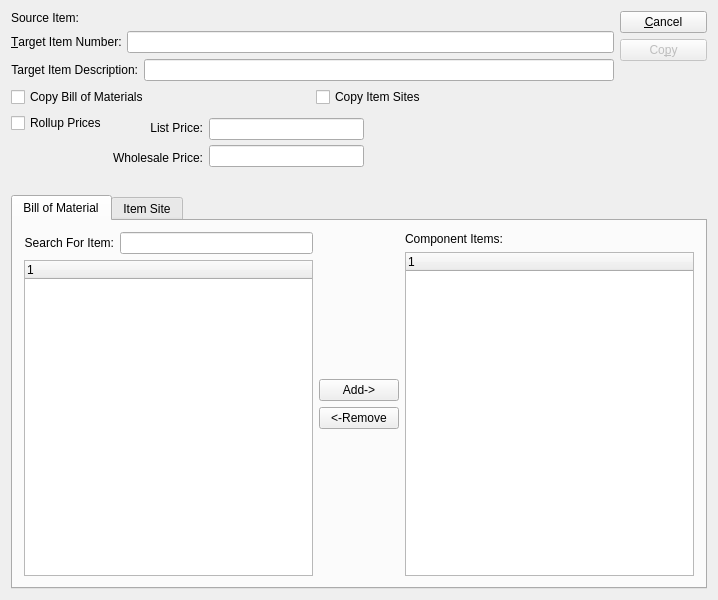
Pegasus-RPG/xtuple-client, file guiclient/copyItem.ui: the form before one commit.
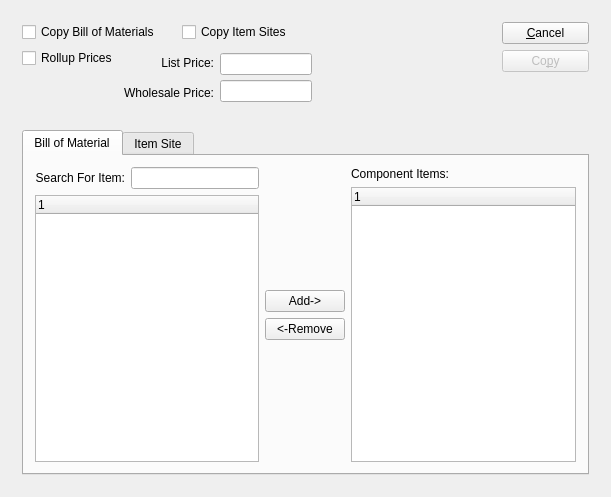
The form after the commit. The open tabs and pages were chosen to show the change. Custom widgets are drawn as their Qt base class.

Commit message: issue25125: Separated the copy item action into two steps:  item number selection and everything else.  An item is not created until a valid item number is selected.  Creation of the item is done outside of a transaction so that multiple users cannot pick the same item number.

```diff
--- a/guiclient/copyItem.ui
+++ b/guiclient/copyItem.ui
@@ -13,23 +13,30 @@
    <rect>
     <x>0</x>
     <y>0</y>
-    <width>718</width>
-    <height>600</height>
+    <width>611</width>
+    <height>497</height>
    </rect>
   </property>
   <property name="windowTitle">
    <string>Copy Item</string>
   </property>
-  <layout class="QVBoxLayout" name="verticalLayout_6">
-   <item>
-    <layout class="QHBoxLayout" name="horizontalLayout">
-     <item>
+  <layout class="QGridLayout" name="gridLayout_3">
+   <item row="0" column="0">
+    <widget class="QStackedWidget" name="_pages">
+     <property name="currentIndex">
+      <number>0</number>
+     </property>
+     <widget class="QWidget" name="page">
+      <layout class="QGridLayout" name="gridLayout">
+       <item row="0" column="2" rowspan="3">
       <layout class="QVBoxLayout" name="verticalLayout_2">
        <item>
-        <layout class="QVBoxLayout">
-         <property name="spacing">
-          <number>0</number>
-         </property>
+          <widget class="QPushButton" name="_cancel">
+           <property name="text">
+            <string>&amp;Cancel</string>
+           </property>
+          </widget>
+         </item>
          <item>
           <widget class="QLabel" name="lblSourceItemLit">
            <property name="text">
@@ -38,17 +45,21 @@
           </widget>
          </item>
          <item>
-          <widget class="ItemCluster" name="_source">
-           <property name="focusPolicy">
-            <enum>Qt::StrongFocus</enum>
+          <spacer name="verticalSpacer_3">
+           <property name="orientation">
+            <enum>Qt::Vertical</enum>
            </property>
-          </widget>
+           <property name="sizeHint" stdset="0">
+            <size>
+             <width>20</width>
+             <height>40</height>
+            </size>
+           </property>
+          </spacer>
          </item>
         </layout>
        </item>
-       <item>
-        <layout class="QHBoxLayout">
-         <item>
+       <item row="1" column="0">
           <widget class="QLabel" name="_targetItemNumberLit">
            <property name="text">
             <string>&amp;Target Item Number:</string>
@@ -58,14 +69,10 @@
            </property>
           </widget>
          </item>
-         <item>
+       <item row="1" column="1">
           <widget class="XLineEdit" name="_targetItemNumber"/>
          </item>
-        </layout>
-       </item>
-       <item>
-        <layout class="QHBoxLayout" name="horizontalLayout_6">
-         <item>
+       <item row="2" column="0">
           <widget class="QLabel" name="_targetItemDescripLit">
            <property name="text">
             <string>Target Item Description:</string>
@@ -75,21 +82,50 @@
            </property>
           </widget>
          </item>
-         <item>
+       <item row="2" column="1">
           <widget class="XLineEdit" name="_targetItemDescrip"/>
          </item>
-        </layout>
+       <item row="3" column="0">
+        <spacer name="verticalSpacer_2">
+         <property name="orientation">
+          <enum>Qt::Vertical</enum>
+         </property>
+         <property name="sizeHint" stdset="0">
+          <size>
+           <width>20</width>
+           <height>323</height>
+          </size>
+         </property>
+        </spacer>
        </item>
+       <item row="0" column="0" colspan="2">
+        <layout class="QVBoxLayout">
+         <property name="spacing">
+          <number>0</number>
+         </property>
        <item>
-        <layout class="QGridLayout" name="gridLayout">
-         <item row="0" column="1">
-          <widget class="XCheckBox" name="_copyItemsite">
+          <widget class="QLabel" name="lblSourceItemLit">
            <property name="text">
-            <string>Copy Item Sites</string>
+            <string>Source Item:</string>
            </property>
           </widget>
          </item>
+         <item>
+          <widget class="ItemCluster" name="_source" native="true">
+           <property name="focusPolicy">
+            <enum>Qt::StrongFocus</enum>
+           </property>
+          </widget>
+         </item>
+        </layout>
+       </item>
+      </layout>
+     </widget>
+     <widget class="QWidget" name="page_2">
+      <layout class="QGridLayout" name="gridLayout_2">
          <item row="0" column="0">
+        <layout class="QHBoxLayout" name="horizontalLayout">
+         <item>
           <widget class="XCheckBox" name="_copyBOM">
            <property name="text">
             <string>Copy Bill of Materials</string>
@@ -99,9 +135,56 @@
            </property>
           </widget>
          </item>
+         <item>
+          <widget class="XCheckBox" name="_copyItemsite">
+           <property name="text">
+            <string>Copy Item Sites</string>
+           </property>
+          </widget>
+         </item>
         </layout>
        </item>
+       <item row="0" column="2" rowspan="2">
+        <layout class="QVBoxLayout">
        <item>
+          <widget class="QPushButton" name="_close">
+           <property name="text">
+            <string>&amp;Cancel</string>
+           </property>
+          </widget>
+         </item>
+         <item>
+          <widget class="QPushButton" name="_copy">
+           <property name="enabled">
+            <bool>false</bool>
+           </property>
+           <property name="text">
+            <string>Co&amp;py</string>
+           </property>
+           <property name="default">
+            <bool>true</bool>
+           </property>
+          </widget>
+         </item>
+         <item>
+          <spacer>
+           <property name="orientation">
+            <enum>Qt::Vertical</enum>
+           </property>
+           <property name="sizeType">
+            <enum>QSizePolicy::Expanding</enum>
+           </property>
+           <property name="sizeHint" stdset="0">
+            <size>
+             <width>87</width>
+             <height>0</height>
+            </size>
+           </property>
+          </spacer>
+         </item>
+        </layout>
+       </item>
+       <item row="1" column="0">
         <layout class="QHBoxLayout" name="horizontalLayout_4">
          <item>
           <layout class="QVBoxLayout" name="verticalLayout_7">
@@ -189,7 +272,20 @@
          </item>
         </layout>
        </item>
-       <item>
+       <item row="1" column="1">
+        <spacer name="horizontalSpacer_2">
+         <property name="orientation">
+          <enum>Qt::Horizontal</enum>
+         </property>
+         <property name="sizeHint" stdset="0">
+          <size>
+           <width>84</width>
+           <height>20</height>
+          </size>
+         </property>
+        </spacer>
+       </item>
+       <item row="2" column="0">
         <spacer>
          <property name="orientation">
           <enum>Qt::Vertical</enum>
@@ -205,51 +301,7 @@
          </property>
         </spacer>
        </item>
-      </layout>
-     </item>
-     <item>
-      <layout class="QVBoxLayout">
-       <item>
-        <widget class="QPushButton" name="_close">
-         <property name="text">
-          <string>&amp;Cancel</string>
-         </property>
-        </widget>
-       </item>
-       <item>
-        <widget class="QPushButton" name="_copy">
-         <property name="enabled">
-          <bool>false</bool>
-         </property>
-         <property name="text">
-          <string>Co&amp;py</string>
-         </property>
-         <property name="default">
-          <bool>true</bool>
-         </property>
-        </widget>
-       </item>
-       <item>
-        <spacer>
-         <property name="orientation">
-          <enum>Qt::Vertical</enum>
-         </property>
-         <property name="sizeType">
-          <enum>QSizePolicy::Expanding</enum>
-         </property>
-         <property name="sizeHint" stdset="0">
-          <size>
-           <width>87</width>
-           <height>0</height>
-          </size>
-         </property>
-        </spacer>
-       </item>
-      </layout>
-     </item>
-    </layout>
-   </item>
-   <item>
+       <item row="3" column="0" colspan="3">
     <widget class="QTabWidget" name="_tab">
      <property name="sizePolicy">
       <sizepolicy hsizetype="Expanding" vsizetype="Expanding">
@@ -285,7 +337,13 @@
           </layout>
          </item>
          <item>
-          <widget class="XTreeWidget" name="_availablebomitems"/>
+              <widget class="XTreeWidget" name="_availablebomitems">
+               <column>
+                <property name="text">
+                 <string notr="true">1</string>
+                </property>
+               </column>
+              </widget>
          </item>
         </layout>
        </item>
@@ -353,7 +411,13 @@
           </widget>
          </item>
          <item>
-          <widget class="XTreeWidget" name="_addedbomitems"/>
+              <widget class="XTreeWidget" name="_addedbomitems">
+               <column>
+                <property name="text">
+                 <string notr="true">1</string>
+                </property>
+               </column>
+              </widget>
          </item>
         </layout>
        </item>
@@ -422,6 +486,10 @@
    </item>
   </layout>
  </widget>
+    </widget>
+   </item>
+  </layout>
+ </widget>
  <layoutdefault spacing="6" margin="11"/>
  <customwidgets>
   <customwidget>
```
Left out of the diff: 34 changed lines with no effect on the pictures. Lines whose indentation alone changed are shown as unchanged. The commit also changes 2 other files.
